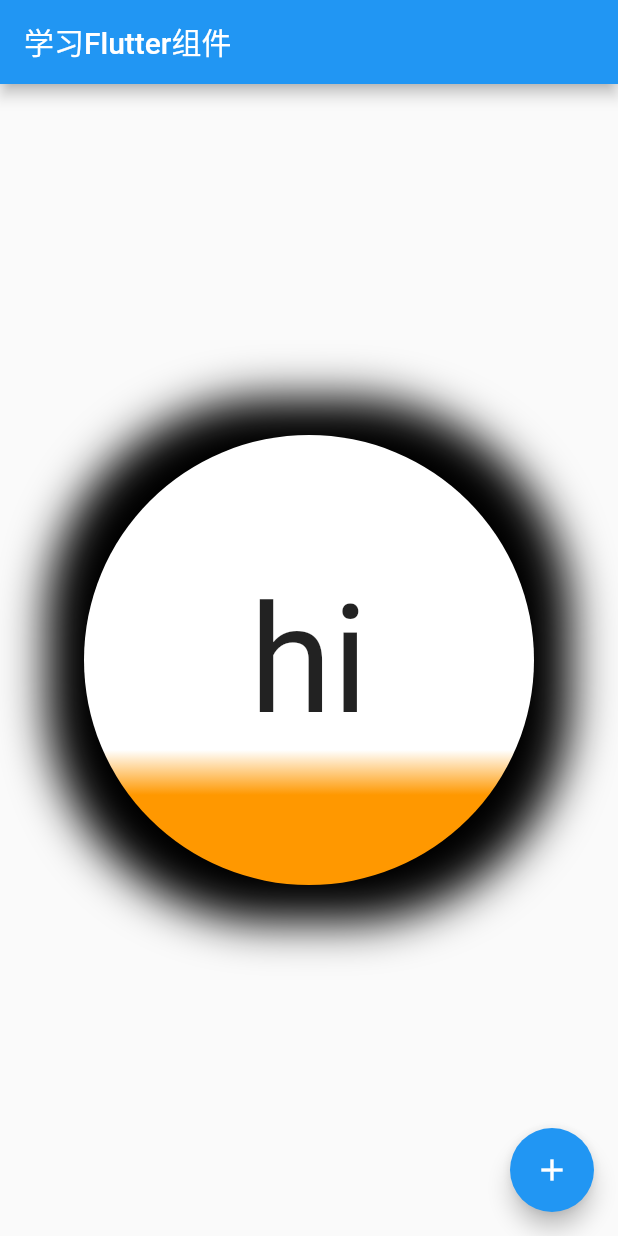
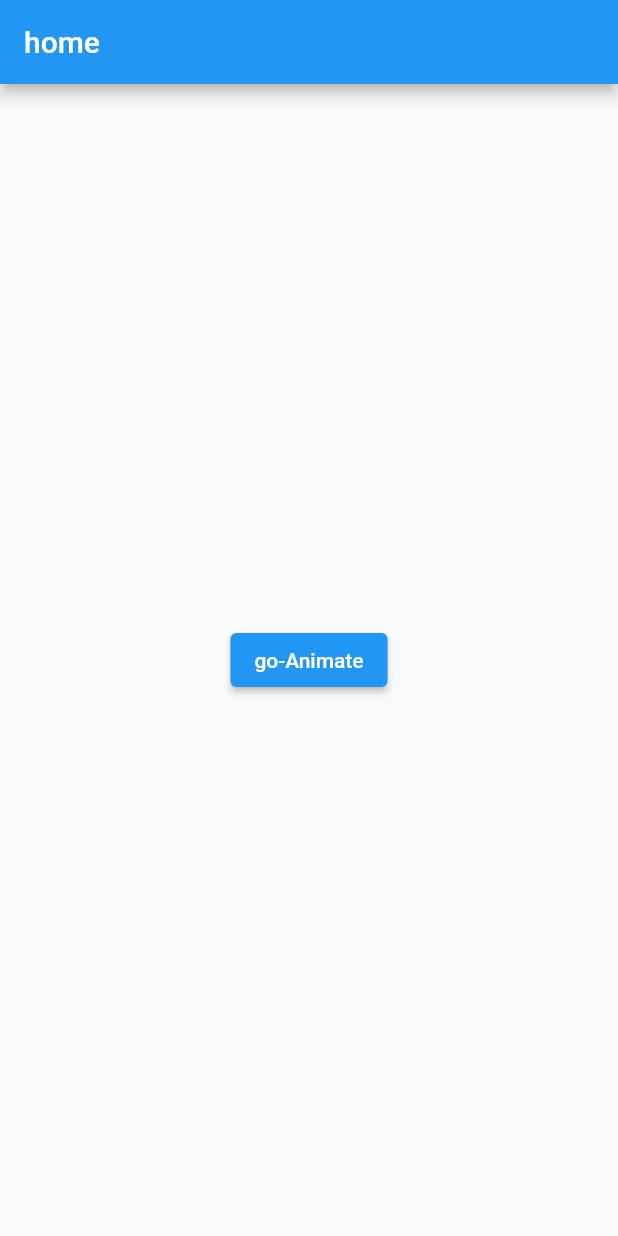
Before and after one commit to codehzy/flutter-component, a Flutter app: the screen it shows after launch, on a phone screen of 412 x 824 dp. Run offline on Flutter 3.47's test engine with Material 2 defaults, Android fonts, the phone set to English and light mode, and no system bars.

Commit message:
feat(添加路由跳转): ✨ 添加路由跳转

```diff
--- a/lib/main.dart
+++ b/lib/main.dart
@@ -1,4 +1,6 @@
 import 'package:flutter/material.dart';
+
+import 'pages/AnimateBase.dart';
 
 void main() {
   runApp(const MyApp());
@@ -63,60 +65,20 @@ class _MyHomePageState extends State<MyHomePage> {
 
   @override
   Widget build(BuildContext context) {
-    // This method is rerun every time setState is called, for instance as done
-    // by the _incrementCounter method above.
-    //
-    // The Flutter framework has been optimized to make rerunning build methods
-    // fast, so that you can just rebuild anything that needs updating rather
-    // than having to individually change instances of widgets.
     return Scaffold(
       appBar: AppBar(
-        // Here we take the value from the MyHomePage object that was created by
-        // the App.build method, and use it to set our appbar title.
-        title: Text(widget.title),
+        title: const Text('home'),
       ),
       body: Center(
-        child: AnimatedContainer(
-          duration: const Duration(milliseconds: 5000),
-          width: 300,
-          height: 300,
-          decoration: BoxDecoration(
-            gradient: const LinearGradient(
-                begin: Alignment.bottomCenter,
-                end: Alignment.topCenter,
-                colors: [Colors.orange, Colors.white],
-                stops: [0.2, 0.3]),
-            boxShadow: const [BoxShadow(spreadRadius: 25, blurRadius: 25)],
-            borderRadius: BorderRadius.circular(150),
-          ),
-          // child: const Center(child: CircularProgressIndicator()),
-          child: AnimatedSwitcher(
-            transitionBuilder: ((child, animation) {
-              return FadeTransition(
-                  opacity: animation,
-                  child: ScaleTransition(scale: animation, child: child));
-            }),
-            duration: const Duration(seconds: 2),
-            // child: Image.network(
-            //     'https://img.tukuppt.com/bg_grid/00/24/07/mxgEB6Lqhj.jpg!/fh/350')
-            child: Text(
-              'hi',
-              key: UniqueKey(),
-              style: const TextStyle(fontSize: 100),
-            ),
-          ),
-        ),
-      ),
-      floatingActionButton: FloatingActionButton(
+          child: ElevatedButton(
         onPressed: () {
-          // setState(() {
-          //   _height += 200;
-          //   if (_height > 500) _height = 200;
-          // });
+          Navigator.push(
+              context,
+              MaterialPageRoute(
+                  builder: (context) => const AnimateSwitchers()));
         },
-        tooltip: 'Increment',
-        child: const Icon(Icons.add),
-      ), // This trailing comma makes auto-formatting nicer for build methods.
+        child: const Text('go-Animate'),
+      )),
     );
   }
 }
```
Also changed, not shown: lib/pages/AnimateBase.dart (added, +46 -0 lines).
